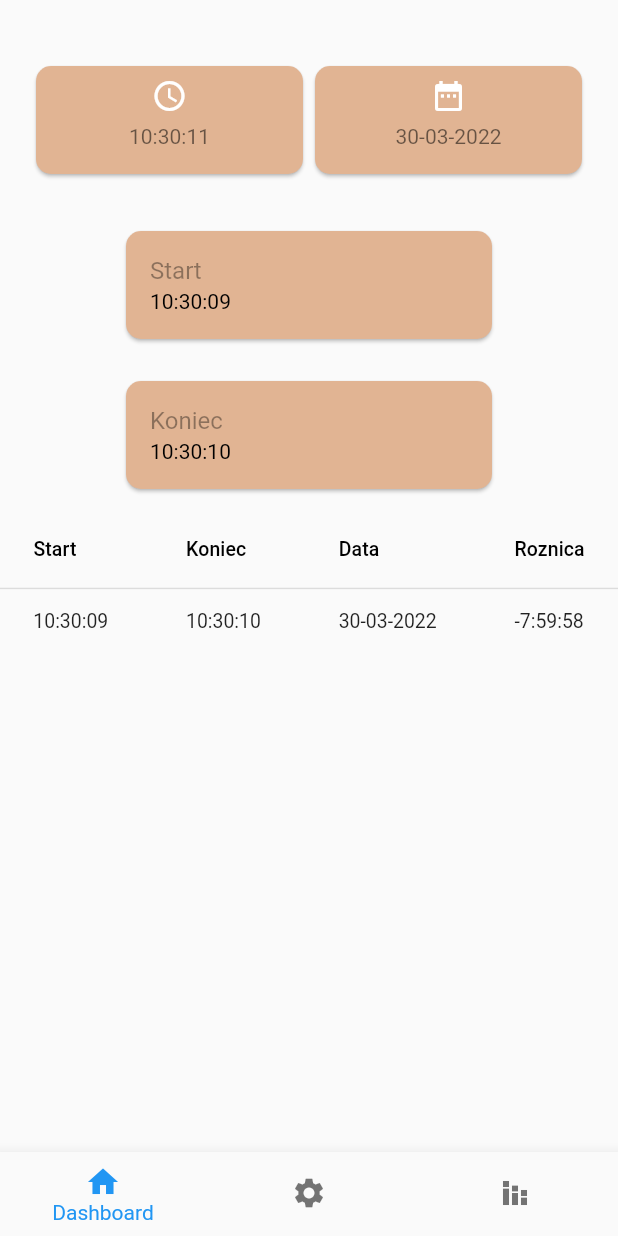
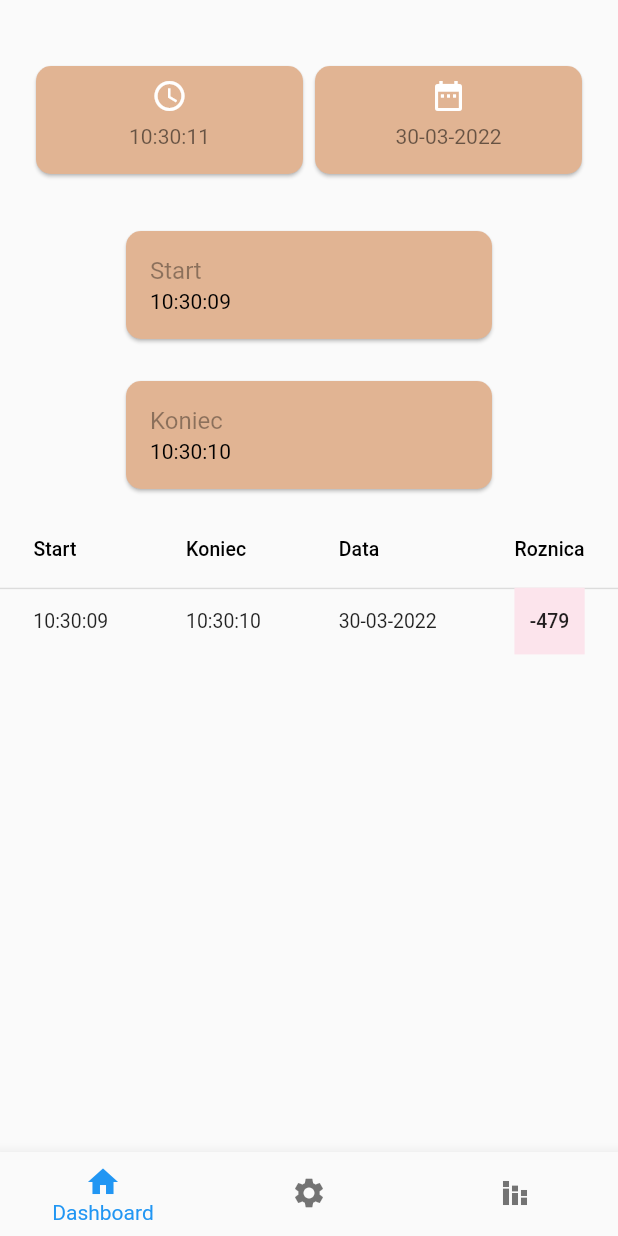
Before and after one commit to macik1423/job_timer, a Flutter app: the screen it shows after launch, after a tap on "Start", after a tap on "Koniec", on a phone screen of 412 x 824 dp. Run offline on Flutter 3.47's test engine with Material 2 defaults, Android fonts, the phone set to English and light mode, and no system bars; our stand-ins replace bloc, equatable, flutter_bloc, formz, hive, hive_flutter and 2 more; accounts and stored records are empty; Roboto replaces fonts that are missing (Ubuntu).

Commit message:
Changed way of display differences in data table.

```diff
--- a/lib/model/shifts_list.dart
+++ b/lib/model/shifts_list.dart
@@ -35,9 +35,10 @@ class ShiftsList extends StatelessWidget {
       rows: shifts.map((shift) {
         final start = shift.start;
         final end = shift.end;
-        final diff =
-            end?.subtract(Duration(hours: normalShift)).difference(start!);
-        final diffFormat = diff.toString().split('.')[0];
+        final diff = end
+            ?.subtract(Duration(hours: normalShift))
+            .difference(start!)
+            .inMinutes;
         return DataRow(
           onLongPress: () => press(shift),
           cells: [
@@ -51,7 +52,14 @@ class ShiftsList extends StatelessWidget {
               Text(TimeUtil.formatDate(start)),
             ),
             DataCell(
-              Text(diffFormat),
+              Container(
+                alignment: Alignment.center,
+                color: diff! < 0 ? Colors.pink[50] : Colors.green[50],
+                child: Text(
+                  diff.toString(),
+                  style: const TextStyle(fontWeight: FontWeight.w500),
+                ),
+              ),
             ),
           ],
         );
--- a/lib/repository/shift_hive.dart
+++ b/lib/repository/shift_hive.dart
@@ -52,6 +52,14 @@ class ShiftHiveApi extends ShiftApi {
     final shifts = [..._shiftController.value];
     shifts.removeWhere((s) => s.start == shift.start && s.end == shift.end);
     _shiftController.add(shifts);
+    final Map<dynamic, Shift> deliveriesMap = _box.toMap();
+    dynamic desiredKey;
+    deliveriesMap.forEach((key, value) {
+      if (value.start == shift.start && value.end == shift.end) {
+        desiredKey = key;
+      }
+    });
+    _box.delete(desiredKey);
   }
 
   @override
--- a/lib/screen/dashboard/first_shifts.dart
+++ b/lib/screen/dashboard/first_shifts.dart
@@ -17,29 +17,33 @@ class ShiftList extends StatelessWidget {
 
   @override
   Widget build(BuildContext context) {
-    return BlocBuilder<RepoBloc, RepoState>(
+    return BlocConsumer<RepoBloc, RepoState>(
+      listener: (context, state) {
+        if (state.status == RepoStateStatus.failure) {
+          final message = state.message;
+          final snackBar = SnackBar(
+            content: Text(message),
+          );
+          ScaffoldMessenger.of(context).showSnackBar(snackBar);
+          context.read<RepoBloc>().add(RepoReset());
+        }
+      },
       builder: (context, state) {
-        if (state.status == RepoStateStatus.success) {
-          final List<Shift> shifts =
-              List.from(state.shifts.take(_firstElements));
+        final List<Shift> shifts = List.from(state.shifts);
         if (shifts.isNotEmpty) {
           shifts.sort(((a, b) => b.start!.compareTo(a.start!)));
         }
+        final firstShifts = shifts.take(_firstElements).toList();
         return FittedBox(
           child: ShiftsList(
             dateText: _dateText,
             startText: _startText,
             endText: _endText,
             diffText: _diffText,
-              shifts: shifts,
+            shifts: firstShifts,
             press: (Shift shift) {},
           ),
         );
-        } else {
-          return const Center(
-            child: Text('Brak danych'),
-          );
-        }
       },
     );
   }
--- a/lib/screen/settings/settings_screen.dart
+++ b/lib/screen/settings/settings_screen.dart
@@ -87,9 +87,12 @@ class _SettingsScreenState extends State<SettingsScreen> {
                 if (shifts.isNotEmpty) {
                   shifts.sort(((a, b) => b.start!.compareTo(a.start!)));
                 }
-                return Column(
+                return Expanded(
+                  child: ListView(
                     children: [
-                    FittedBox(
+                      SingleChildScrollView(
+                        scrollDirection: Axis.vertical,
+                        child: FittedBox(
                           child: ShiftsList(
                             shifts: shifts,
                             dateText: _dateText,
@@ -118,7 +121,7 @@ class _SettingsScreenState extends State<SettingsScreen> {
                                     ],
                                     title: Text(
                                         "Delete shift from ${TimeUtil.formatDate(shift.start)}?"),
-                                content: Text(
+                                    content: const Text(
                                         'Are you sure you want to delete this shift?'),
                                   );
                                 },
@@ -126,7 +129,9 @@ class _SettingsScreenState extends State<SettingsScreen> {
                             },
                           ),
                         ),
+                      ),
                     ],
+                  ),
                 );
               },
             ),
--- a/lib/widgets/clock.dart
+++ b/lib/widgets/clock.dart
@@ -28,7 +28,7 @@ class _ClockState extends State<Clock> {
   @override
   void initState() {
     super.initState();
-    _timer = Timer.periodic(const Duration(minutes: 10), (Timer timer) {
+    _timer = Timer.periodic(const Duration(seconds: 1), (Timer timer) {
       setState(() {
         final start = context.read<ShiftCubit>().state.shift.start;
         _date = TimeUtil.formatDate(DateTime.now());
--- a/pubspec.yaml
+++ b/pubspec.yaml
@@ -15,7 +15,7 @@ publish_to: 'none' # Remove this line if you wish to publish to pub.dev
 # In iOS, build-name is used as CFBundleShortVersionString while build-number used as CFBundleVersion.
 # Read more about iOS versioning at
 # https://developer.apple.com/library/archive/documentation/General/Reference/InfoPlistKeyReference/Articles/CoreFoundationKeys.html
-version: 1.0.9
+version: 1.1.0
 
 environment:
   sdk: ">=2.14.0 <3.0.0"
```
Also changed, not shown: pubspec.lock. Lines whose indentation alone changed are shown as unchanged.
